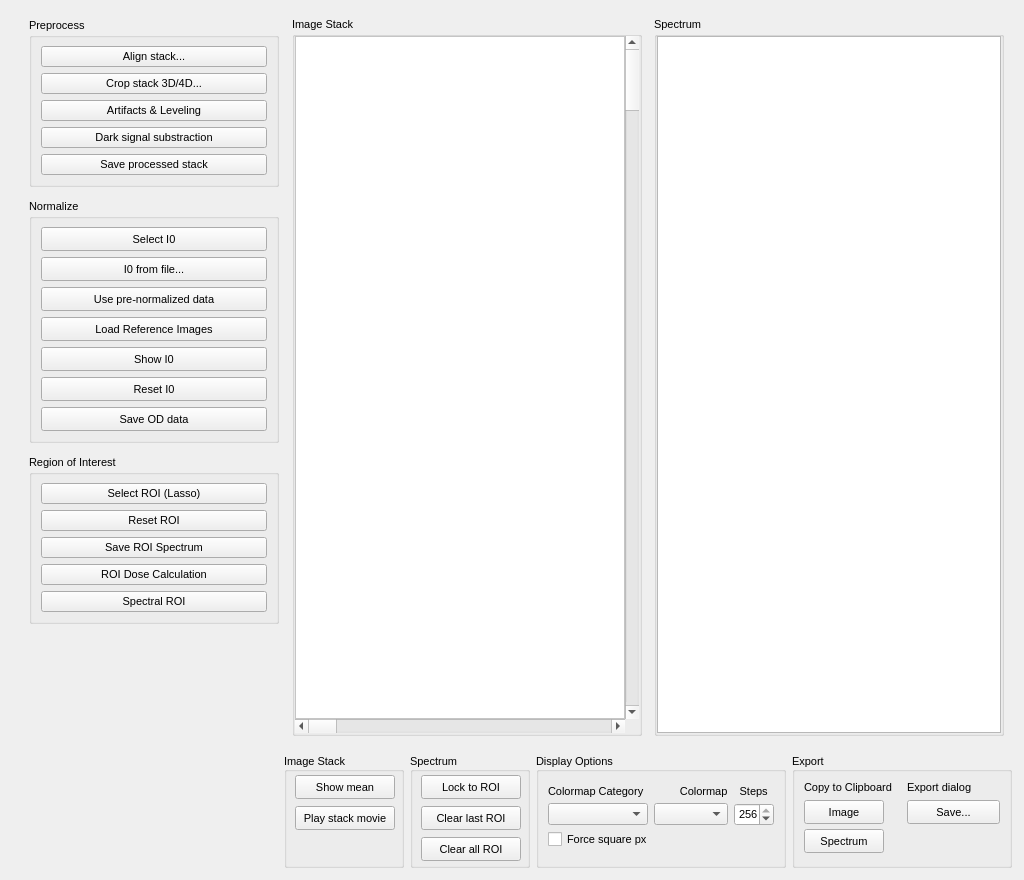
mlerotic/spectromicroscopy, file mantis_xray/pagestack.ui: the form before one commit.
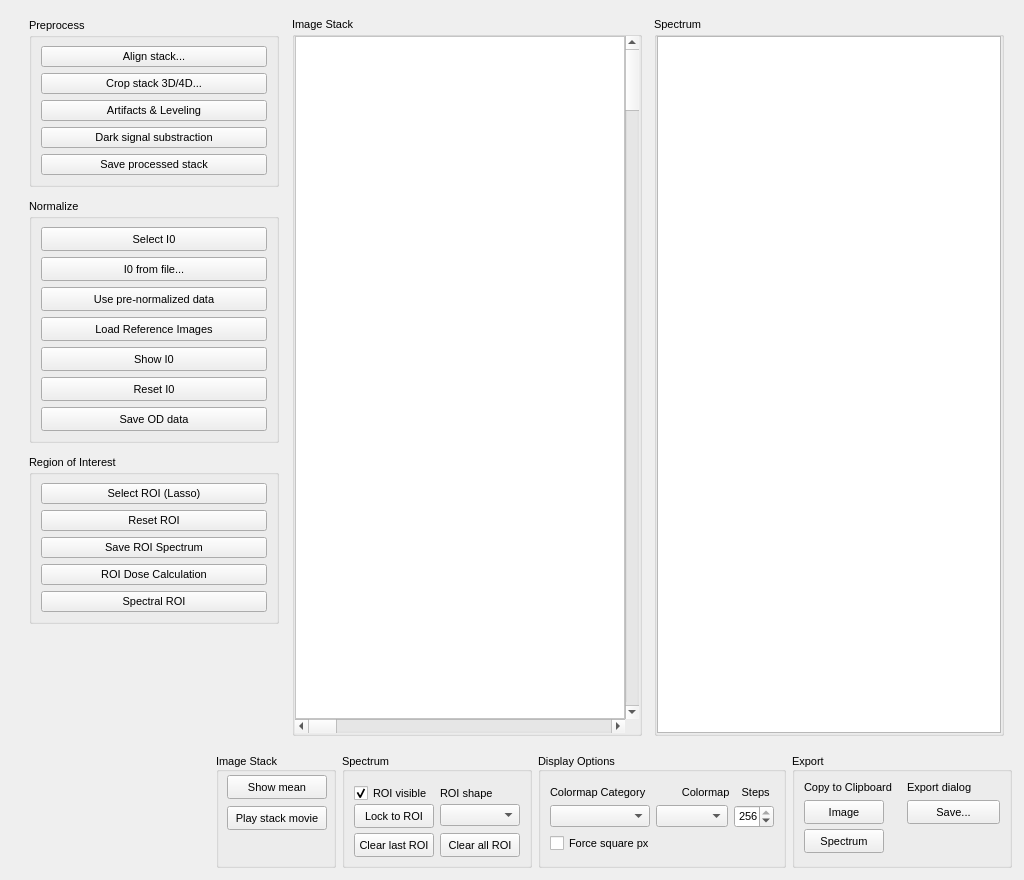
The form after the commit. Custom widgets are drawn as their Qt base class.

Commit message: ROI shape selectable

The edit to the form file:
```diff
--- a/mantis_xray/pagestack.ui
+++ b/mantis_xray/pagestack.ui
@@ -791,58 +791,42 @@
           <enum>QLayout::SetDefaultConstraint</enum>
          </property>
          <property name="leftMargin">
-          <number>8</number>
+          <number>9</number>
          </property>
          <property name="topMargin">
-          <number>3</number>
+          <number>9</number>
          </property>
          <property name="rightMargin">
-          <number>6</number>
+          <number>9</number>
          </property>
          <property name="bottomMargin">
-          <number>0</number>
+          <number>9</number>
          </property>
          <item>
-          <layout class="QVBoxLayout" name="verticalLayout_4">
-           <property name="spacing">
-            <number>6</number>
-           </property>
-           <item>
-            <widget class="QPushButton" name="button_lockspectrum">
-             <property name="enabled">
-              <bool>true</bool>
-             </property>
+          <layout class="QGridLayout" name="gridLayout_3">
+           <item row="1" column="1">
+            <widget class="QComboBox" name="ROIShapeBox"/>
+           </item>
+           <item row="0" column="1">
+            <widget class="QLabel" name="label_4">
              <property name="minimumSize">
               <size>
                <width>0</width>
-               <height>24</height>
+               <height>18</height>
               </size>
              </property>
              <property name="maximumSize">
               <size>
                <width>16777215</width>
-               <height>24</height>
+               <height>10</height>
               </size>
              </property>
              <property name="text">
-              <string>Lock to ROI</string>
+              <string>ROI shape</string>
              </property>
             </widget>
            </item>
-           <item>
-            <widget class="QPushButton" name="button_clearlastroi">
-             <property name="minimumSize">
-              <size>
-               <width>0</width>
-               <height>24</height>
-              </size>
-             </property>
-             <property name="text">
-              <string>Clear last ROI</string>
-             </property>
-            </widget>
-           </item>
-           <item>
+           <item row="2" column="1">
             <widget class="QPushButton" name="button_clearspecfig">
              <property name="enabled">
               <bool>true</bool>
@@ -864,6 +848,69 @@
              </property>
             </widget>
            </item>
+           <item row="2" column="0">
+            <widget class="QPushButton" name="button_clearlastroi">
+             <property name="minimumSize">
+              <size>
+               <width>0</width>
+               <height>24</height>
+              </size>
+             </property>
+             <property name="text">
+              <string>Clear last ROI</string>
+             </property>
+            </widget>
+           </item>
+           <item row="1" column="0">
+            <widget class="QPushButton" name="button_lockspectrum">
+             <property name="enabled">
+              <bool>true</bool>
+             </property>
+             <property name="minimumSize">
+              <size>
+               <width>0</width>
+               <height>24</height>
+              </size>
+             </property>
+             <property name="maximumSize">
+              <size>
+               <width>16777215</width>
+               <height>24</height>
+              </size>
+             </property>
+             <property name="text">
+              <string>Lock to ROI</string>
+             </property>
+            </widget>
+           </item>
+           <item row="0" column="0">
+            <widget class="QCheckBox" name="ROIvisibleCheckBox">
+             <property name="sizePolicy">
+              <sizepolicy hsizetype="Preferred" vsizetype="Preferred">
+               <horstretch>0</horstretch>
+               <verstretch>0</verstretch>
+              </sizepolicy>
+             </property>
+             <property name="minimumSize">
+              <size>
+               <width>0</width>
+               <height>18</height>
+              </size>
+             </property>
+             <property name="maximumSize">
+              <size>
+               <width>16777215</width>
+               <height>10</height>
+              </size>
+             </property>
+             <property name="text">
+              <string>ROI visible</string>
+             </property>
+             <property name="checked">
+              <bool>true</bool>
+             </property>
+            </widget>
+           </item>
           </layout>
          </item>
         </layout>
@@ -921,13 +968,13 @@
              <property name="minimumSize">
               <size>
                <width>0</width>
-               <height>15</height>
+               <height>23</height>
               </size>
              </property>
              <property name="maximumSize">
               <size>
                <width>16777215</width>
-               <height>15</height>
+               <height>23</height>
               </size>
              </property>
              <property name="font">
@@ -1019,6 +1066,9 @@
              <property name="spacing">
               <number>6</number>
              </property>
+             <property name="topMargin">
+              <number>5</number>
+             </property>
              <item>
               <widget class="QCheckBox" name="SquarePxCheckBox">
                <property name="minimumSize">
```
The commit also changes 4 other files.
